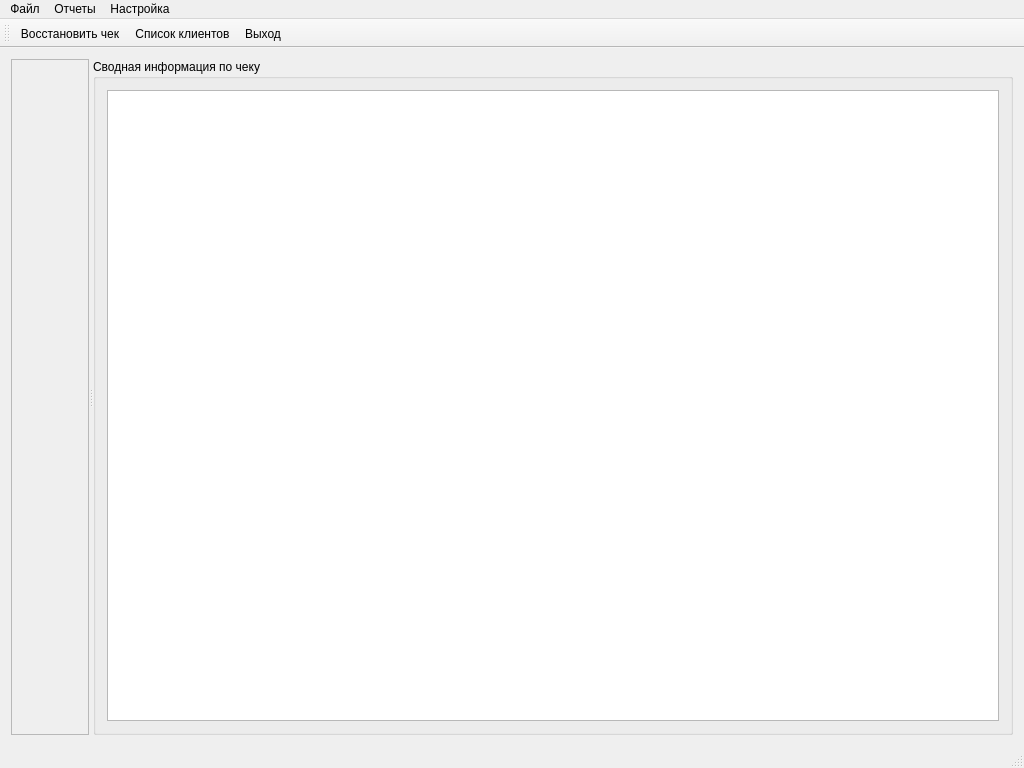
The window that mainwindow.ui (rust3128/CheckRecoveryWizard) describes before a commit, drawn with Qt 5.
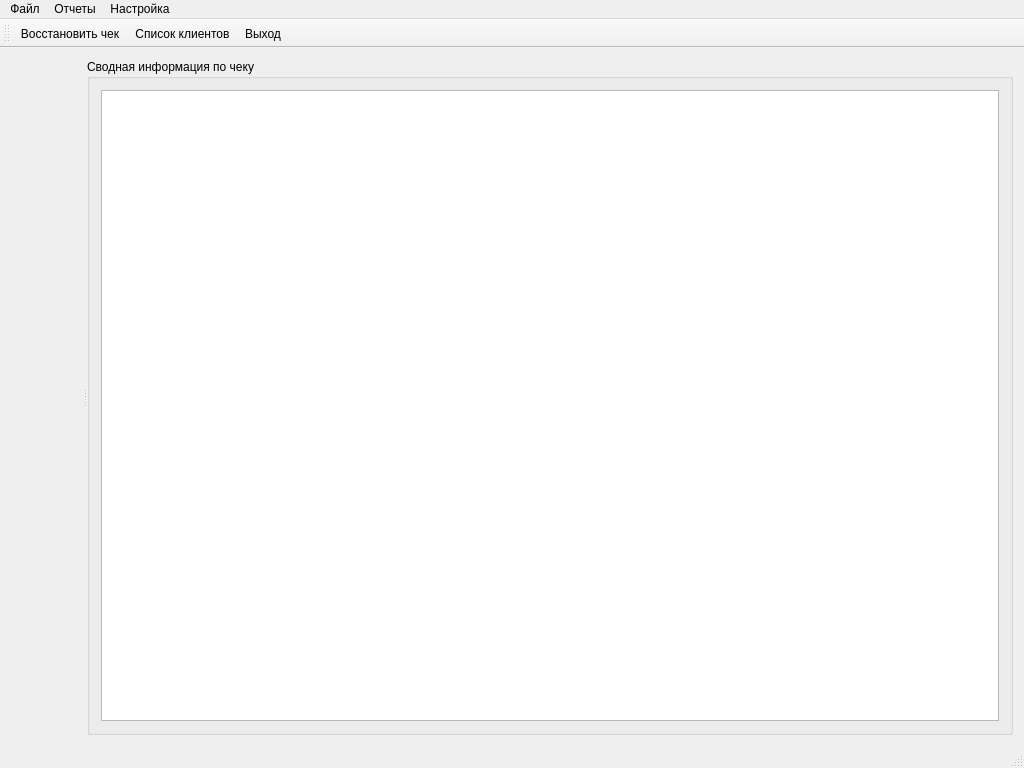
The same window after the commit. Icons and pictures are not drawn.

Diff of the .ui file:
```diff
--- a/mainwindow.ui
+++ b/mainwindow.ui
@@ -33,10 +33,7 @@
       <property name="childrenCollapsible">
        <bool>true</bool>
       </property>
-      <widget class="QFrame" name="verticalFrame">
-       <property name="frameShape">
-        <enum>QFrame::StyledPanel</enum>
-       </property>
+      <widget class="QWidget" name="verticalWidget" native="true">
        <layout class="QVBoxLayout" name="verticalLayout"/>
       </widget>
       <widget class="QGroupBox" name="groupBox">
```
Left out of the diff: 2 changed lines with no effect on the pictures.
